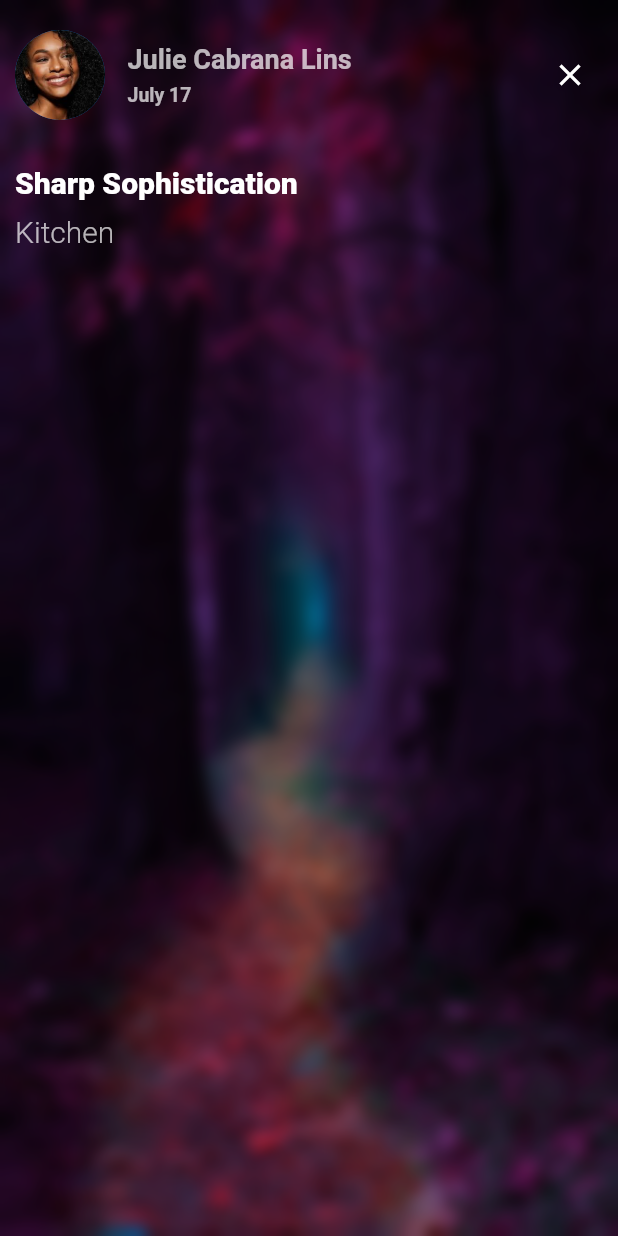
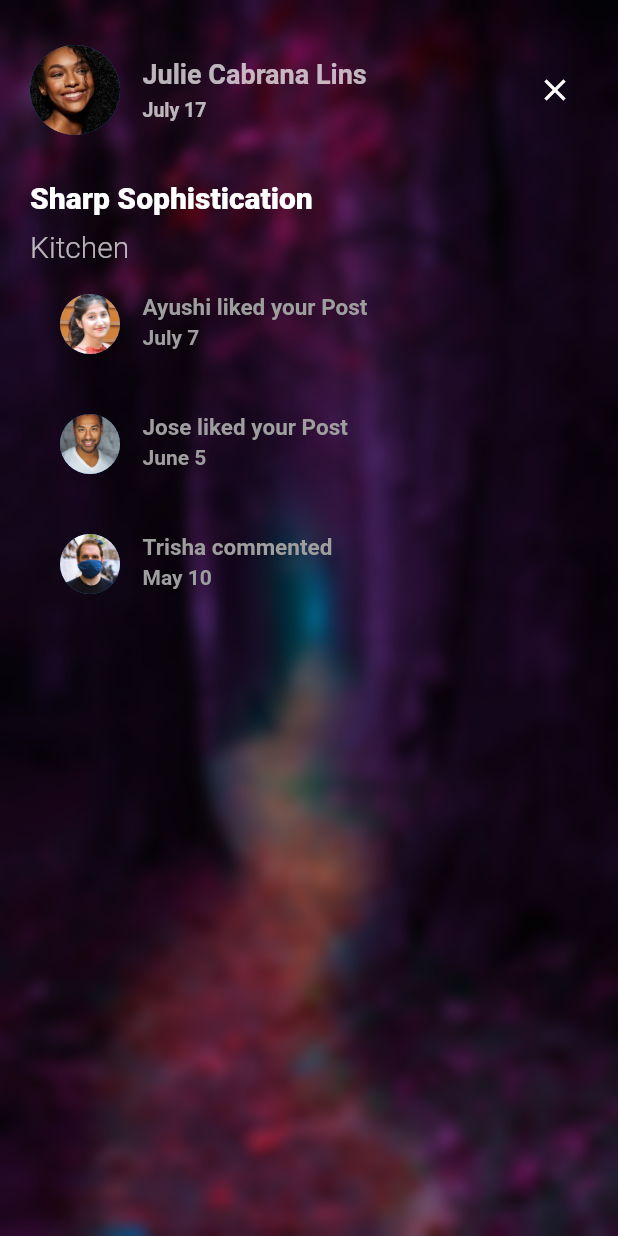
Before and after one commit to Ayushi673/ui-project, a Flutter app: the LastPage screen opened directly, on a phone screen of 412 x 824 dp. Run offline on Flutter 3.47's test engine with Material 2 defaults, Android fonts, the phone set to English and light mode, and no system bars; our stand-ins replace flutter_svg.

Commit message:
listview implementation

```diff
--- /dev/null
+++ b/lib/screens/bonuspage.dart
@@ -0,0 +1,174 @@
+import 'database.dart';
+import 'dart:ui';
+import 'package:flutter/material.dart';
+
+class LastPage extends StatefulWidget {
+  @override
+  _LastPageState createState() => _LastPageState();
+}
+
+class _LastPageState extends State<LastPage> {
+
+  List<Widget> itemsData1 = [];
+
+  void getPostsData1() {
+    List<dynamic> responseList1 = listdata1;
+    List<Widget> listItems = [];
+    responseList1.forEach((tag) {
+      listItems.add(Container(
+          height: 80,
+          // margin: const EdgeInsets.symmetric(horizontal: 20, vertical: 10),
+          child: Padding(
+            padding: const EdgeInsets.symmetric(horizontal: 20.0, vertical: 20),
+            child: Row(
+              mainAxisAlignment: MainAxisAlignment.start,
+              children: <Widget>[
+                CircleAvatar(
+                    backgroundImage: AssetImage(tag["img"])),
+                SizedBox(width: 15),
+                Column(
+                  crossAxisAlignment: CrossAxisAlignment.start,
+                  children: <Widget>[
+                    Text(
+                      tag["txt"],
+                      style: const TextStyle(fontSize: 15,
+                          fontWeight: FontWeight.bold,
+                          color: Colors.grey),
+                    ),
+                    SizedBox(height: 3,),
+                    Text(
+                      tag["on"],
+                      style: const TextStyle(fontSize: 14,
+                          fontWeight: FontWeight.bold,
+                          color: Colors.grey),
+                    ),
+                  ],
+                ),
+              ],
+            ),
+          )));
+    });
+    setState(() {
+      itemsData1 = listItems;
+    });
+  }
+
+  @override
+  void initState() {
+    super.initState();
+    getPostsData1();
+  }
+
+  @override
+  Widget build(BuildContext context) {
+    return Scaffold(
+      body: SafeArea(
+        child: Container(
+          width: MediaQuery.of(context).size.width,
+          height: MediaQuery.of(context).size.height,
+          decoration: BoxDecoration(
+            image: DecorationImage(
+              fit: BoxFit.cover,
+              image: AssetImage('images/backg.jpeg'),
+            ),
+          ),
+          child: Stack(
+            children: <Widget>[
+              Container(
+                width: MediaQuery.of(context).size.width,
+                height: MediaQuery.of(context).size.height,
+                child: ClipRect(
+                  child: BackdropFilter(
+                    filter: ImageFilter.blur(sigmaX: 5,sigmaY: 5),
+                    child: Container(
+                      color: Colors.black.withOpacity(0.2),
+                    ),
+                  ),
+                ),
+              ),
+              Padding(
+                  padding: EdgeInsets.fromLTRB(20, 30, 30, 20),
+                  child: Center(
+                    child: Column(
+                      crossAxisAlignment: CrossAxisAlignment.start,
+                      children: <Widget>[
+                        Row(
+                          mainAxisAlignment: MainAxisAlignment.spaceBetween,
+                          children: <Widget>[
+                            Row(
+                              children: <Widget>[
+                                CircleAvatar(
+                                  backgroundImage: AssetImage('images/face2.jpg'),
+                                  radius: 30,
+                                ),
+                                SizedBox(width:15),
+                                Column(
+                                  crossAxisAlignment: CrossAxisAlignment.start,
+                                  children: <Widget>[
+                                    Padding(
+                                      padding: const EdgeInsets.only(bottom: 6),
+                                      child: Text('Julie Cabrana Lins',
+                                        style: TextStyle(
+                                          color: Colors.white70,
+                                          fontWeight: FontWeight.w600,
+                                          fontSize: 18,
+                                        ),),
+                                    ),
+                                    Text('July 17',style: TextStyle(
+                                      color: Colors.white70,
+                                      fontWeight: FontWeight.w700,
+                                      fontSize: 13,
+                                    ),
+                                    ),
+                                  ],
+                                ),
+                              ],
+                            ),
+                            GestureDetector(
+                              onTap: (){
+                                setState(() {
+                                  Navigator.pop(context);
+                                });
+                              },
+                              child: Icon(
+                                Icons.clear,
+                                color:Colors.white,
+                              ),
+                            ),
+                          ],
+                        ),
+                        SizedBox(height: 30),
+                        Text('Sharp Sophistication',
+                          style: TextStyle(
+                            color: Colors.white,
+                            fontWeight: FontWeight.w800,
+                            fontSize: 20,
+                          ),),
+                        SizedBox(height: 10),
+                        Text('Kitchen',
+                          style: TextStyle(
+                            color: Colors.white70,
+                            fontWeight: FontWeight.w300,
+                            fontSize: 20,
+                          ),
+                        ),
+                        Expanded(
+                          child: ListView.builder(
+                              itemCount: itemsData1.length,
+                              physics: BouncingScrollPhysics(),
+                              itemBuilder: (context, index) {
+                                return itemsData1[index];
+                              }
+                          ),
+                        ),
+                      ],
+                    ),
+                  )
+              ),
+            ],
+          ),
+        ),
+      ),
+    );
+  }
+}
--- a/lib/screens/database.dart
+++ b/lib/screens/database.dart
@@ -15,3 +15,21 @@ const listdata=[
     "day" : "Tomorrow",
   }
 ];
+
+const listdata1=[
+  {
+    "img":"images/ayushimg.JPG",
+    "txt":"Ayushi liked your Post",
+    "on":"July 7"
+  },
+  {
+    "img":"images/face3.jpg",
+    "txt":"Jose liked your Post",
+    "on":"June 5"
+  },
+  {
+    "img":"images/face1.jpg",
+    "txt":"Trisha commented",
+    "on":"May 10"
+  }
+];
--- a/lib/screens/discover.dart
+++ b/lib/screens/discover.dart
@@ -2,6 +2,7 @@ import 'package:flutter/cupertino.dart';
 import 'package:flutter/material.dart';
 import 'package:flutter/widgets.dart';
 import 'discover2.dart';
+import 'bonuspage.dart';
 
 class Discover extends StatelessWidget {
   final controller = PageController(initialPage: 0);
--- a/lib/screens/discover2.dart
+++ b/lib/screens/discover2.dart
@@ -1,6 +1,7 @@
 import 'dart:ui';
 import 'package:flutter/cupertino.dart';
 import 'package:flutter/material.dart';
+import 'bonuspage.dart';
 
 class Page2 extends StatefulWidget {
   @override
@@ -255,115 +256,3 @@ class _StackItemsState extends State<StackItems> {
     );
   }
 }
-
-
-class LastPage extends StatefulWidget {
-  @override
-  _LastPageState createState() => _LastPageState();
-}
-
-class _LastPageState extends State<LastPage> {
-  @override
-  Widget build(BuildContext context) {
-    return Scaffold(
-      body: SafeArea(
-        child: Container(
-          width: MediaQuery.of(context).size.width,
-          height: MediaQuery.of(context).size.height,
-          decoration: BoxDecoration(
-            image: DecorationImage(
-              fit: BoxFit.cover,
-              image: AssetImage('images/backg.jpeg'),
-            ),
-          ),
-          child: Stack(
-            children: <Widget>[
-              Container(
-                width: MediaQuery.of(context).size.width,
-                height: MediaQuery.of(context).size.height,
-                child: ClipRect(
-                  child: BackdropFilter(
-                    filter: ImageFilter.blur(sigmaX: 5,sigmaY: 5),
-                    child: Container(
-                      color: Colors.black.withOpacity(0.2),
-                    ),
-                  ),
-                ),
-              ),
-              Padding(
-                  padding: EdgeInsets.fromLTRB(10, 20, 20, 10),
-                  child: Center(
-                    child: Column(
-                      crossAxisAlignment: CrossAxisAlignment.start,
-                      children: <Widget>[
-                        Row(
-                          mainAxisAlignment: MainAxisAlignment.spaceBetween,
-                          children: <Widget>[
-                            Row(
-                              children: <Widget>[
-                                CircleAvatar(
-                                  backgroundImage: AssetImage('images/face2.jpg'),
-                                  radius: 30,
-                                ),
-                                SizedBox(width:15),
-                                Column(
-                                  crossAxisAlignment: CrossAxisAlignment.start,
-                                  children: <Widget>[
-                                    Padding(
-                                      padding: const EdgeInsets.only(bottom: 6),
-                                      child: Text('Julie Cabrana Lins',
-                                        style: TextStyle(
-                                          color: Colors.white70,
-                                          fontWeight: FontWeight.w600,
-                                          fontSize: 18,
-                                        ),),
-                                    ),
-                                    Text('July 17',style: TextStyle(
-                                      color: Colors.white70,
-                                      fontWeight: FontWeight.w700,
-                                      fontSize: 13,
-                                    ),
-                                    ),
-                                  ],
-                                ),
-                              ],
-                            ),
-                            GestureDetector(
-                              onTap: (){
-                                setState(() {
-                                  Navigator.pop(context);
-                                });
-                              },
-                              child: Icon(
-                                Icons.clear,
-                                color:Colors.white,
-                              ),
-                            ),
-                          ],
-                        ),
-                        SizedBox(height: 30),
-                        Text('Sharp Sophistication',
-                          style: TextStyle(
-                            color: Colors.white,
-                            fontWeight: FontWeight.w800,
-                            fontSize: 20,
-                          ),),
-                        SizedBox(height: 10),
-                        Text('Kitchen',
-                          style: TextStyle(
-                            color: Colors.white70,
-                            fontWeight: FontWeight.w300,
-                            fontSize: 20,
-                          ),
-                        ),
-                      ],
-                    ),
-                  )
-              ),
-            ],
-          ),
-        ),
-      ),
-    );
-  }
-}
```
